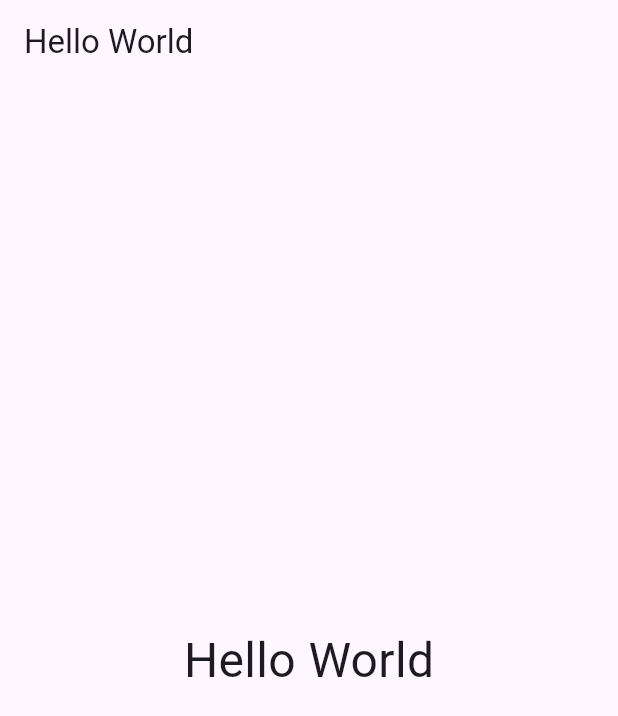
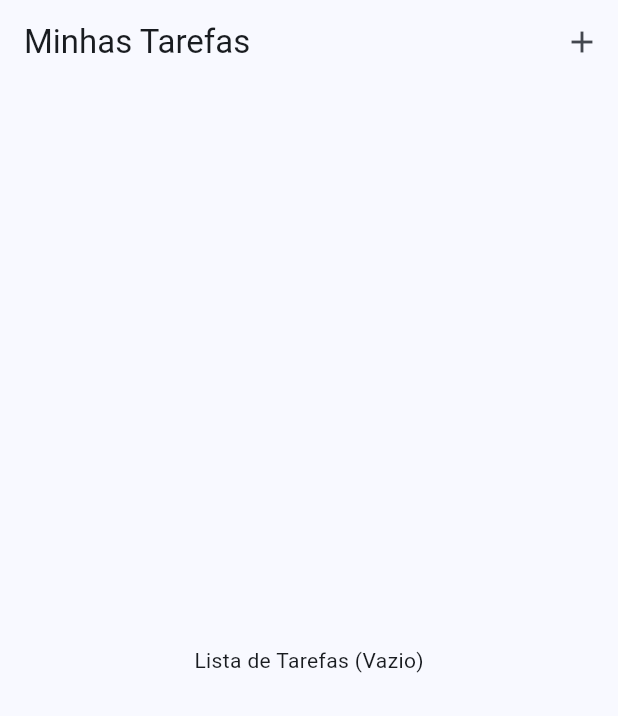
Before and after one commit to jvictorgcruz/ifsc-mobile-todolist, a Flutter app: the screen it shows after launch, on a phone screen of 412 x 824 dp. Shown: the top 716 px of the screen. Run offline on Flutter 3.47's test engine with Material 3 defaults, Android fonts, the phone set to English and light mode, and no system bars.

Commit message:
feat: project setup

```diff
--- a/lib/main.dart
+++ b/lib/main.dart
@@ -1,4 +1,7 @@
 import 'package:flutter/material.dart';
+import 'screens/task_list_screen.dart';
+import 'screens/task_form_screen.dart';
+import 'screens/task_details_screen.dart';
 
 void main() {
   runApp(const MyApp());
@@ -10,19 +13,17 @@ class MyApp extends StatelessWidget {
   @override
   Widget build(BuildContext context) {
     return MaterialApp(
-      title: 'Hello World',
-      home: Scaffold(
-        appBar: AppBar(
-          title: const Text('Hello World'),
-        ),
-        body: const Center(
-          child: Text(
-            'Hello World',
-            style: TextStyle(fontSize: 32),
-          ),
-        ),
+      title: 'Todo List IFSC',
+      debugShowCheckedModeBanner: false,
+      theme: ThemeData(
+        colorScheme: ColorScheme.fromSeed(seedColor: Colors.blue),
+        useMaterial3: true,
       ),
-      debugShowCheckedModeBanner: false,
+      home: const TaskListScreen(),
+      routes: {
+        '/form': (ctx) => const TaskFormScreen(),
+        '/details': (ctx) => const TaskDetailsScreen(),
+      },
     );
   }
 }
--- /dev/null
+++ b/lib/screens/task_list_screen.dart
@@ -0,0 +1,25 @@
+import 'package:flutter/material.dart';
+
+class TaskListScreen extends StatelessWidget {
+  const TaskListScreen({super.key});
+
+  @override
+  Widget build(BuildContext context) {
+    return Scaffold(
+      appBar: AppBar(
+        title: const Text('Minhas Tarefas'),
+        actions: [
+          IconButton(
+            icon: const Icon(Icons.add),
+            onPressed: () {
+              Navigator.of(context).pushNamed('/form');
+            },
+          ),
+        ],
+      ),
+      body: const Center(
+        child: Text('Lista de Tarefas (Vazio)'),
+      ),
+    );
+  }
+}
--- a/pubspec.yaml
+++ b/pubspec.yaml
@@ -34,6 +34,9 @@ dependencies:
   provider: ^6.1.2
   flutter_bloc: ^8.1.6
   cupertino_icons: ^1.0.8
+  sqflite: ^2.4.1
+  path: ^1.9.1
+  intl: ^0.20.2
 
 dev_dependencies:
   flutter_test:
```
Also changed, not shown: lib/screens/task_details_screen.dart (added, +17 -0 lines), lib/screens/task_form_screen.dart (added, +17 -0 lines), pubspec.lock, 1 other file.
